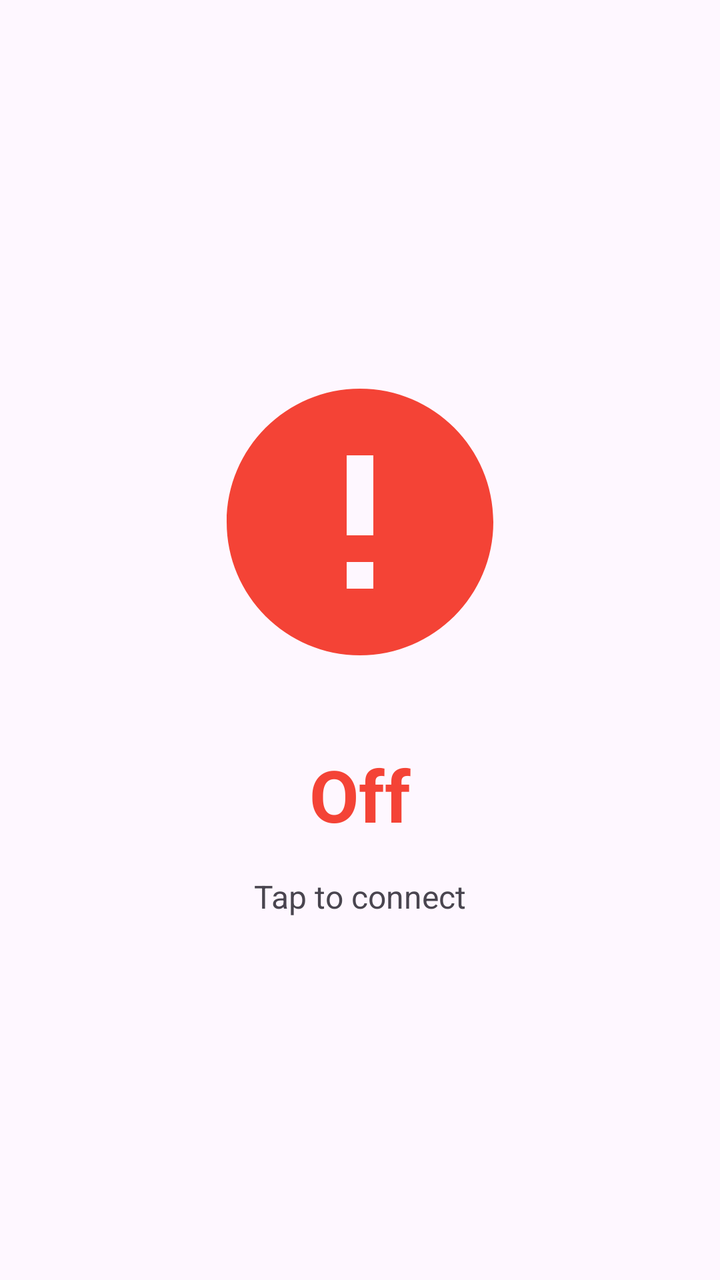
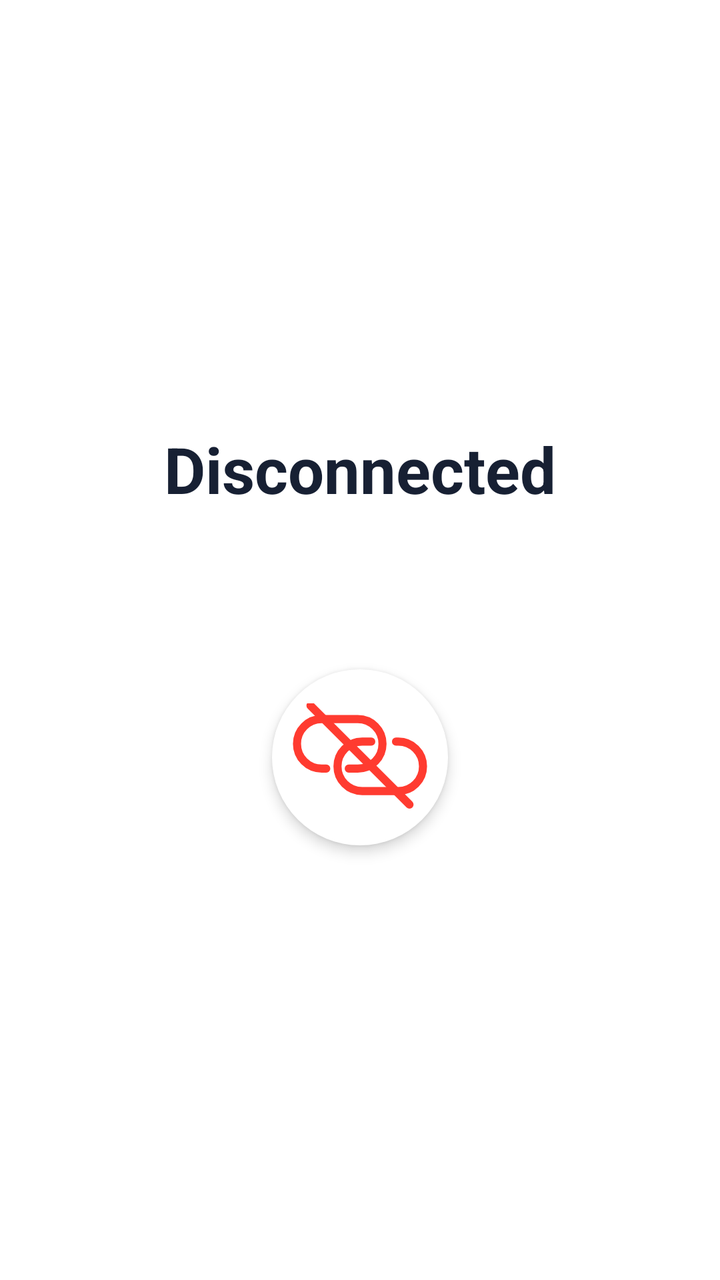

Screens rendered from an Android XML layout before and after an edit, with the pre-edit source and the edit as a unified diff.
<!-- AndroidManifest.xml: application theme Theme.Vault -->
<!-- res/layout/fragment_status.xml -->
<?xml version="1.0" encoding="utf-8"?>
<ScrollView xmlns:android="http://schemas.android.com/apk/res/android"
    android:layout_width="match_parent"
    android:layout_height="match_parent"
    android:fillViewport="true">

    <LinearLayout
        android:layout_width="match_parent"
        android:layout_height="wrap_content"
        android:gravity="center"
        android:orientation="vertical"
        android:padding="32dp">

        <ImageButton
            android:id="@+id/btnToggleVpn"
            android:layout_width="160dp"
            android:layout_height="160dp"
            android:background="?attr/selectableItemBackgroundBorderless"
            android:scaleType="fitCenter"
            android:src="@drawable/ic_disconnected"
            android:contentDescription="@string/toggle_vpn_description" />

        <TextView
            android:id="@+id/tvStatus"
            android:layout_width="wrap_content"
            android:layout_height="wrap_content"
            android:layout_marginTop="32dp"
            android:text="@string/status_off"
            android:textColor="#F44336"
            android:textSize="36sp"
            android:textStyle="bold" />

        <TextView
            android:id="@+id/tvStatusDetail"
            android:layout_width="wrap_content"
            android:layout_height="wrap_content"
            android:layout_marginTop="16dp"
            android:text="@string/status_tap_to_connect"
            android:textColor="?android:attr/textColorSecondary"
            android:textSize="16sp" />

        <TextView
            android:id="@+id/tvIpv4Address"
            android:layout_width="wrap_content"
            android:layout_height="wrap_content"
            android:layout_marginTop="24dp"
            android:text=""
            android:textColor="?android:attr/textColorPrimary"
            android:textSize="14sp"
            android:visibility="gone" />

        <TextView
            android:id="@+id/tvIpv6Address"
            android:layout_width="wrap_content"
            android:layout_height="wrap_content"
            android:layout_marginTop="8dp"
            android:text=""
            android:textColor="?android:attr/textColorSecondary"
            android:textSize="14sp"
            android:visibility="gone" />

        <TextView
            android:id="@+id/tvSentStats"
            android:layout_width="wrap_content"
            android:layout_height="wrap_content"
            android:layout_marginTop="16dp"
            android:text=""
            android:textColor="?android:attr/textColorPrimary"
            android:textSize="14sp"
            android:visibility="gone" />

        <TextView
            android:id="@+id/tvReceivedStats"
            android:layout_width="wrap_content"
            android:layout_height="wrap_content"
            android:layout_marginTop="8dp"
            android:text=""
            android:textColor="?android:attr/textColorPrimary"
            android:textSize="14sp"
            android:visibility="gone" />

        <ProgressBar
            android:id="@+id/progressBar"
            android:layout_width="wrap_content"
            android:layout_height="wrap_content"
            android:layout_marginTop="32dp"
            android:visibility="gone" />

    </LinearLayout>
</ScrollView>
<!-- resources referenced by this layout -->
<resources>
  <!-- drawable ic_disconnected (drawable) -->
  <?xml version="1.0" encoding="utf-8"?>
  <vector xmlns:android="http://schemas.android.com/apk/res/android"
      android:width="120dp"
      android:height="120dp"
      android:viewportWidth="24"
      android:viewportHeight="24"
      android:tint="#F44336">
      <path
          android:fillColor="#F44336"
          android:pathData="M12,2C6.48,2 2,6.48 2,12s4.48,10 10,10 10,-4.48 10,-10S17.52,2 12,2zM13,17h-2v-2h2v2zM13,13h-2V7h2v6z" />
  </vector>
  <string name="status_off">Off</string>
  <string name="status_tap_to_connect">Tap to connect</string>
  <style name="Theme.Vault" parent="Theme.Material3.DayNight.NoActionBar">
          <item name="colorPrimary">@color/purple_500</item>
          <item name="colorPrimaryDark">@color/purple_700</item>
          <item name="colorAccent">@color/teal_200</item>
      </style>
  <color name="purple_500">#FF6200EE</color>
  <color name="purple_700">#FF3700B3</color>
  <color name="teal_200">#FF03DAC5</color>
  <!-- unchanged entries left out for length: 1 -->
</resources>

<!-- the commit's change to res/layout/fragment_status.xml (unified diff, before → after) -->
@@ -1,90 +1,283 @@
-<?xml version="1.0" encoding="utf-8"?>
-<ScrollView xmlns:android="http://schemas.android.com/apk/res/android"
+<?xml version="1.0" ?>
+<ScrollView
+    xmlns:android="http://schemas.android.com/apk/res/android"
+    xmlns:app="http://schemas.android.com/apk/res-auto"
     android:layout_width="match_parent"
     android:layout_height="match_parent"
-    android:fillViewport="true">
-
+    android:fillViewport="true"
+    android:background="@color/status_background">
     <LinearLayout
         android:layout_width="match_parent"
         android:layout_height="wrap_content"
         android:gravity="center"
         android:orientation="vertical"
-        android:padding="32dp">
-
-        <ImageButton
-            android:id="@+id/btnToggleVpn"
-            android:layout_width="160dp"
-            android:layout_height="160dp"
-            android:background="?attr/selectableItemBackgroundBorderless"
-            android:scaleType="fitCenter"
-            android:src="@drawable/ic_disconnected"
-            android:contentDescription="@string/toggle_vpn_description" />
-
+        android:paddingHorizontal="20dp"
+        android:paddingVertical="24dp">
         <TextView
             android:id="@+id/tvStatus"
             android:layout_width="wrap_content"
             android:layout_height="wrap_content"
-            android:layout_marginTop="32dp"
+            android:textSize="32sp"
+            android:includeFontPadding="false"
             android:text="@string/status_off"
-            android:textColor="#F44336"
-            android:textSize="36sp"
-            android:textStyle="bold" />
-
+            android:textColor="?attr/colorOnSurface"
+            android:textStyle="bold"/>
+        <ImageButton
+            android:id="@+id/btnToggleVpn"
+            android:layout_width="88dp"
+            android:layout_height="88dp"
+            android:layout_marginTop="80dp"
+            android:background="@drawable/connection_background"
+            android:padding="8dp"
+            android:elevation="4dp"
+            android:scaleType="fitCenter"
+            android:src="@drawable/ic_disconnected"
+            android:contentDescription="@string/toggle_vpn_description"/>
         <TextView
             android:id="@+id/tvStatusDetail"
             android:layout_width="wrap_content"
             android:layout_height="wrap_content"
-            android:layout_marginTop="16dp"
-            android:text="@string/status_tap_to_connect"
-            android:textColor="?android:attr/textColorSecondary"
-            android:textSize="16sp" />
-
+            android:textSize="14sp"
+            android:includeFontPadding="false"
+            android:layout_marginTop="20dp"
+            android:textColor="@color/connection_disconnected"
+            android:gravity="center"
+            android:visibility="gone"/>
         <TextView
-            android:id="@+id/tvIpv4Address"
-            android:layout_width="wrap_content"
-            android:layout_height="wrap_content"
-            android:layout_marginTop="24dp"
-            android:text=""
-            android:textColor="?android:attr/textColorPrimary"
-            android:textSize="14sp"
-            android:visibility="gone" />
-
-        <TextView
-            android:id="@+id/tvIpv6Address"
-            android:layout_width="wrap_content"
-            android:layout_height="wrap_content"
-            android:layout_marginTop="8dp"
-            android:text=""
-            android:textColor="?android:attr/textColorSecondary"
-            android:textSize="14sp"
-            android:visibility="gone" />
-
-        <TextView
-            android:id="@+id/tvSentStats"
-            android:layout_width="wrap_content"
-            android:layout_height="wrap_content"
-            android:layout_marginTop="16dp"
-            android:text=""
-            android:textColor="?android:attr/textColorPrimary"
-            android:textSize="14sp"
-            android:visibility="gone" />
-
-        <TextView
-            android:id="@+id/tvReceivedStats"
-            android:layout_width="wrap_content"
-            android:layout_height="wrap_content"
-            android:layout_marginTop="8dp"
-            android:text=""
-            android:textColor="?android:attr/textColorPrimary"
-            android:textSize="14sp"
-            android:visibility="gone" />
-
-        <ProgressBar
-            android:id="@+id/progressBar"
-            android:layout_width="wrap_content"
-            android:layout_height="wrap_content"
-            android:layout_marginTop="32dp"
-            android:visibility="gone" />
+            android:id="@+id/connectionDuration"
+            android:layout_width="match_parent"
+            android:layout_height="wrap_content"
+            android:layout_marginTop="20dp"
+            android:paddingVertical="4dp"
+            android:gravity="center"
+            android:textSize="32sp"
+            android:fontFamily="sans-serif-light"
+            android:fontFeatureSettings="tnum"
+            android:letterSpacing="0.0625"
+            android:includeFontPadding="false"
+            android:textColor="?attr/colorOnSurface"
+            android:visibility="gone"/>
+        <LinearLayout
+            android:id="@+id/connectionInfo"
+            android:layout_width="match_parent"
+            android:layout_height="wrap_content"
+            android:layout_marginTop="50dp"
+            android:paddingVertical="16dp"
+            android:orientation="vertical"
+            android:gravity="center_horizontal"
+            android:visibility="gone">
+            <LinearLayout
+                android:id="@+id/ipAddresses"
+                android:layout_width="wrap_content"
+                android:layout_height="wrap_content"
+                android:orientation="vertical">
+                <LinearLayout
+                    android:id="@+id/rowIpv4"
+                    android:layout_width="wrap_content"
+                    android:layout_height="wrap_content"
+                    android:layout_marginTop="0dp"
+                    android:orientation="horizontal"
+                    android:gravity="center_vertical"
+                    android:visibility="gone">
+                    <ImageView
+                        android:layout_width="14dp"
+                        android:layout_height="14dp"
+                        android:src="@drawable/ic_server_rack"
+                        android:importantForAccessibility="no"
+                        app:tint="@color/status_uplink"/>
+                    <TextView
+                        android:id="@+id/labelIpv4"
+                        android:layout_width="wrap_content"
+                        android:layout_height="wrap_content"
+                        android:textSize="14sp"
+                        android:includeFontPadding="false"
+                        android:text="IPv4:"
+                        android:layout_marginStart="8dp"
+                        android:textColor="?android:attr/textColorSecondary"/>
+                    <TextView
+                        android:id="@+id/tvIpv4Address"
+                        android:layout_width="wrap_content"
+                        android:layout_height="wrap_content"
+                        android:textSize="14sp"
+                        android:includeFontPadding="false"
+                        android:layout_marginStart="8dp"
+                        android:textColor="?attr/colorOnSurface"
+                        android:fontFamily="monospace"
+                        android:textStyle="bold"
+                        android:textIsSelectable="true"
+                        android:breakStrategy="simple"/>
+                </LinearLayout>
+                <LinearLayout
+                    android:id="@+id/rowIpv6"
+                    android:layout_width="wrap_content"
+                    android:layout_height="wrap_content"
+                    android:layout_marginTop="6dp"
+                    android:orientation="horizontal"
+                    android:gravity="center_vertical"
+                    android:visibility="gone">
+                    <ImageView
+                        android:layout_width="14dp"
+                        android:layout_height="14dp"
+                        android:src="@drawable/ic_server_rack"
+                        android:importantForAccessibility="no"
+                        app:tint="@color/status_downlink"/>
+                    <TextView
+                        android:id="@+id/labelIpv6"
+                        android:layout_width="wrap_content"
+                        android:layout_height="wrap_content"
+                        android:textSize="14sp"
+                        android:includeFontPadding="false"
+                        android:text="IPv6:"
+                        android:layout_marginStart="8dp"
+                        android:textColor="?android:attr/textColorSecondary"/>
+                    <TextView
+                        android:id="@+id/tvIpv6Address"
+                        android:layout_width="wrap_content"
+                        android:layout_height="wrap_content"
+                        android:textSize="14sp"
+                        android:includeFontPadding="false"
+                        android:layout_marginStart="8dp"
+                        android:textColor="?attr/colorOnSurface"
+                        android:fontFamily="monospace"
+                        android:textStyle="bold"
+                        android:textIsSelectable="true"
+                        android:breakStrategy="simple"/>
+                </LinearLayout>
+            </LinearLayout>
+            <View
+                android:id="@+id/ipDivider"
+                android:layout_width="match_parent"
+                android:layout_height="1dp"
+                android:layout_marginHorizontal="10dp"
+                android:layout_marginTop="16dp"
+                android:background="?attr/colorOutlineVariant"/>
+            <LinearLayout
+                android:layout_width="match_parent"
+                android:layout_height="wrap_content"
+                android:layout_marginTop="16dp"
+                android:gravity="center_vertical"
+                android:orientation="horizontal"
+                android:baselineAligned="false">
+                <LinearLayout
+                    android:layout_width="0dp"
+                    android:layout_weight="1"
+                    android:layout_height="wrap_content"
+                    android:orientation="vertical"
+                    android:gravity="center">
+                    <LinearLayout
+                        android:layout_width="wrap_content"
+                        android:layout_height="wrap_content"
+                        android:orientation="horizontal"
+                        android:gravity="center_vertical">
+                        <ImageView
+                            android:layout_width="18dp"
+                            android:layout_height="18dp"
+                            android:src="@drawable/ic_uplink"
+                            android:importantForAccessibility="no"/>
+                        <TextView
+                            android:id="@+id/labelSent"
+                            android:layout_width="wrap_content"
+                            android:layout_height="wrap_content"
+                            android:textSize="13sp"
+                            android:includeFontPadding="false"
+                            android:text="@string/uplink"
+                            android:layout_marginStart="4dp"
+                            android:textColor="?android:attr/textColorSecondary"/>
+                    </LinearLayout>
+                    <TextView
+                        android:id="@+id/tvSentPackets"
+                        android:layout_width="wrap_content"
+                        android:layout_height="wrap_content"
+                        android:textSize="15sp"
+                        android:includeFontPadding="false"
+                        android:text="0"
+                        android:layout_marginTop="6dp"
+                        android:fontFamily="monospace"
+                        android:textStyle="bold"
+                        android:textColor="?attr/colorOnSurface"/>
+                    <TextView
+                        android:id="@+id/tvSentBytes"
+                        android:layout_width="wrap_content"
+                        android:layout_height="wrap_content"
+                        android:textSize="11sp"
+                        android:includeFontPadding="false"
+                        android:text="0.00 B"
+                        android:layout_marginTop="6dp"
+                        android:textColor="?android:attr/textColorSecondary"/>
+                    <TextView
+                        android:id="@+id/tvSentSpeed"
+                        android:layout_width="wrap_content"
+                        android:layout_height="wrap_content"
+                        android:textSize="10sp"
+                        android:includeFontPadding="false"
+                        android:text="+ 0.00 B/s"
+                        android:layout_marginTop="8dp"
+                        android:fontFamily="monospace"
+                        android:textColor="@color/status_uplink"/>
+                </LinearLayout>
+                <View
+                    android:layout_width="1dp"
+                    android:layout_height="70dp"
+                    android:background="?attr/colorOutlineVariant"/>
+                <LinearLayout
+                    android:layout_width="0dp"
+                    android:layout_weight="1"
+                    android:layout_height="wrap_content"
+                    android:orientation="vertical"
+                    android:gravity="center">
+                    <LinearLayout
+                        android:layout_width="wrap_content"
+                        android:layout_height="wrap_content"
+                        android:orientation="horizontal"
+                        android:gravity="center_vertical">
+                        <ImageView
+                            android:layout_width="18dp"
+                            android:layout_height="18dp"
+                            android:src="@drawable/ic_downlink"
+                            android:importantForAccessibility="no"/>
+                        <TextView
+                            android:id="@+id/labelReceived"
+                            android:layout_width="wrap_content"
+                            android:layout_height="wrap_content"
+                            android:textSize="13sp"
+                            android:includeFontPadding="false"
+                            android:text="@string/downlink"
+                            android:layout_marginStart="4dp"
+                            android:textColor="?android:attr/textColorSecondary"/>
+                    </LinearLayout>
+                    <TextView
+                        android:id="@+id/tvReceivedPackets"
+                        android:layout_width="wrap_content"
+                        android:layout_height="wrap_content"
+                        android:textSize="15sp"
+                        android:includeFontPadding="false"
+                        android:text="0"
+                        android:layout_marginTop="6dp"
+                        android:fontFamily="monospace"
+                        android:textStyle="bold"
+                        android:textColor="?attr/colorOnSurface"/>
+                    <TextView
+                        android:id="@+id/tvReceivedBytes"
+                        android:layout_width="wrap_content"
+                        android:layout_height="wrap_content"
+                        android:textSize="11sp"
+                        android:includeFontPadding="false"
+                        android:text="0.00 B"
+                        android:layout_marginTop="6dp"
+                        android:textColor="?android:attr/textColorSecondary"/>
+                    <TextView
+                        android:id="@+id/tvReceivedSpeed"
+                        android:layout_width="wrap_content"
+                        android:layout_height="wrap_content"
+                        android:textSize="10sp"
+                        android:includeFontPadding="false"
+                        android:text="+ 0.00 B/s"
+                        android:layout_marginTop="8dp"
+                        android:fontFamily="monospace"
+                        android:textColor="@color/status_downlink"/>
+                </LinearLayout>
+            </LinearLayout>
+        </LinearLayout>
 
     </LinearLayout>
 </ScrollView>
<!-- resource entries referenced after the edit -->
@@ -1,27 +1,83 @@
 <!-- resources referenced by this layout -->
 <resources>
+  <color name="connection_disconnected">#FF3B30</color>
+  <color name="status_background">#FFFFFF</color>
+  <color name="status_downlink">#34C759</color>
+  <color name="status_uplink">#007AFF</color>
+  <!-- drawable connection_background (drawable) -->
+  <?xml version="1.0" ?>
+  <ripple xmlns:android="http://schemas.android.com/apk/res/android" android:color="?attr/colorControlHighlight">
+      <item>
+          <shape android:shape="oval">
+              <solid android:color="?attr/colorSurface"/>
+          </shape>
+      </item>
+  </ripple>
   <!-- drawable ic_disconnected (drawable) -->
   <?xml version="1.0" encoding="utf-8"?>
   <vector xmlns:android="http://schemas.android.com/apk/res/android"
-      android:width="120dp"
-      android:height="120dp"
-      android:viewportWidth="24"
-      android:viewportHeight="24"
-      android:tint="#F44336">
+      android:width="64dp"
+      android:height="48dp"
+      android:viewportWidth="64"
+      android:viewportHeight="48">
+      <group>
+          <clip-path
+              android:fillType="evenOdd"
+              android:pathData="M0,0 H64 V48 H0 Z M5,0 H13 L61,48 H53 Z" />
+          <path
+              android:fillColor="@android:color/transparent"
+              android:strokeColor="@color/connection_disconnected"
+              android:strokeWidth="3.6"
+              android:strokeLineCap="round"
+              android:strokeLineJoin="round"
+              android:pathData="M17,29 H15 C8.9,29 4,24.1 4,18 C4,11.9 8.9,7 15,7 H31 C37.1,7 42,11.9 42,18 C42,24.1 37.1,29 31,29 H27" />
+          <path
+              android:fillColor="@android:color/transparent"
+              android:strokeColor="@color/connection_disconnected"
+              android:strokeWidth="3.6"
+              android:strokeLineCap="round"
+              android:strokeLineJoin="round"
+              android:pathData="M48,17 H49 C55.1,17 60,21.9 60,28 C60,34.1 55.1,39 49,39 H33 C26.9,39 22,34.1 22,28 C22,21.9 26.9,17 33,17 H37" />
+      </group>
       <path
-          android:fillColor="#F44336"
-          android:pathData="M12,2C6.48,2 2,6.48 2,12s4.48,10 10,10 10,-4.48 10,-10S17.52,2 12,2zM13,17h-2v-2h2v2zM13,13h-2V7h2v6z" />
+          android:fillColor="@android:color/transparent"
+          android:strokeColor="@color/connection_disconnected"
+          android:strokeWidth="3.6"
+          android:strokeLineCap="round"
+          android:pathData="M10,1 L54,45" />
   </vector>
-  <string name="status_off">Off</string>
-  <string name="status_tap_to_connect">Tap to connect</string>
+  <!-- drawable ic_downlink (drawable) -->
+  <?xml version="1.0" encoding="utf-8"?>
+  <vector xmlns:android="http://schemas.android.com/apk/res/android" android:width="18dp" android:height="18dp" android:viewportWidth="24" android:viewportHeight="24">
+  <path android:fillColor="@color/status_downlink" android:pathData="M12,1 A11,11 0,1 0,12,23 A11,11 0,1 0,12,1" />
+  <path android:fillColor="@android:color/transparent" android:strokeColor="#FFFFFFFF" android:strokeWidth="2" android:strokeLineCap="round" android:strokeLineJoin="round" android:pathData="M12,7 L12,17 M8,13 L12,17 L16,13" />
+  </vector>
+  <!-- drawable ic_server_rack (drawable) -->
+  <?xml version="1.0" encoding="utf-8"?>
+  <vector xmlns:android="http://schemas.android.com/apk/res/android" android:width="18dp" android:height="18dp" android:viewportWidth="24" android:viewportHeight="24">
+  <path android:fillColor="@android:color/transparent" android:strokeColor="#FF000000" android:strokeWidth="1.7" android:strokeLineJoin="round" android:pathData="M4,3 H20 V8 H4 Z M4,10 H20 V15 H4 Z M4,17 H20 V22 H4 Z M7,5.5 H8 M7,12.5 H8 M7,19.5 H8 M12,5.5 H17 M12,12.5 H17 M12,19.5 H17" />
+  </vector>
+  <!-- drawable ic_uplink (drawable) -->
+  <?xml version="1.0" encoding="utf-8"?>
+  <vector xmlns:android="http://schemas.android.com/apk/res/android" android:width="18dp" android:height="18dp" android:viewportWidth="24" android:viewportHeight="24">
+  <path android:fillColor="@color/status_uplink" android:pathData="M12,1 A11,11 0,1 0,12,23 A11,11 0,1 0,12,1" />
+  <path android:fillColor="@android:color/transparent" android:strokeColor="#FFFFFFFF" android:strokeWidth="2" android:strokeLineCap="round" android:strokeLineJoin="round" android:pathData="M12,17 L12,7 M8,11 L12,7 L16,11" />
+  </vector>
+  <string name="downlink">Downlink</string>
+  <string name="status_off">Disconnected</string>
+  <string name="uplink">Uplink</string>
   <style name="Theme.Vault" parent="Theme.Material3.DayNight.NoActionBar">
-          <item name="colorPrimary">@color/purple_500</item>
-          <item name="colorPrimaryDark">@color/purple_700</item>
-          <item name="colorAccent">@color/teal_200</item>
+          <item name="colorPrimary">@color/vault_blue</item>
+          <item name="colorOnPrimary">@color/vault_surface</item>
+          <item name="android:colorBackground">@color/vault_background</item>
+          <item name="colorSurface">@color/vault_surface</item>
+          <item name="colorOnSurface">@color/vault_text</item>
+          <item name="android:windowLightStatusBar">?attr/isLightTheme</item>
       </style>
-  <color name="purple_500">#FF6200EE</color>
-  <color name="purple_700">#FF3700B3</color>
-  <color name="teal_200">#FF03DAC5</color>
+  <color name="vault_blue">#2563EB</color>
+  <color name="vault_surface">#FFFFFF</color>
+  <color name="vault_background">#F4F6FA</color>
+  <color name="vault_text">#172033</color>
   <!-- unchanged entries left out for length: 1 -->
 </resources>
 
